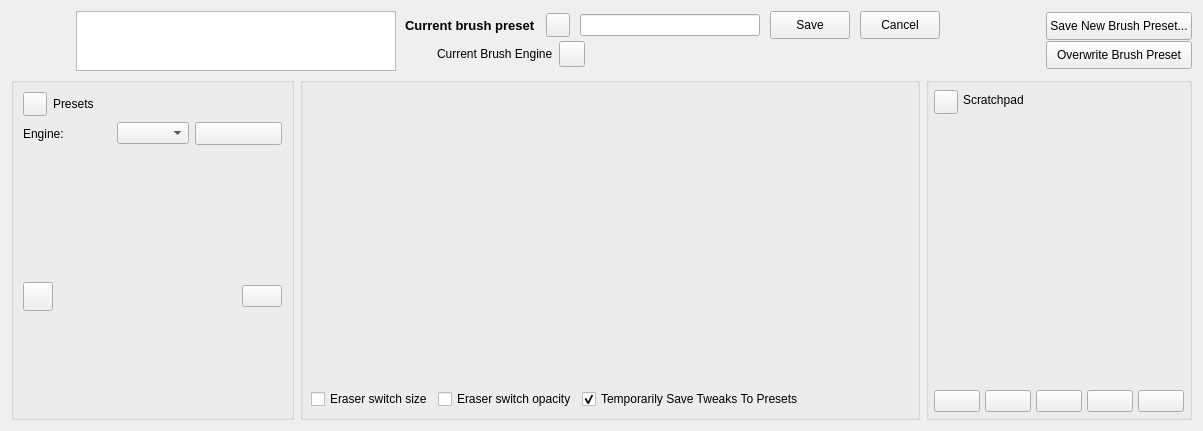
Qt form libs/ui/forms/wdgpaintopsettings.ui (KDE/krita) before a commit.
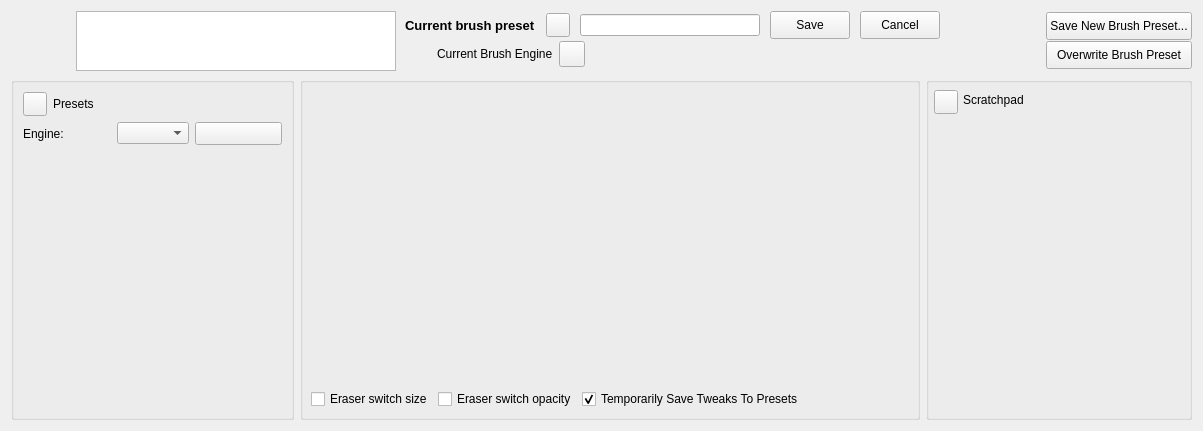
The same form after that commit. Custom widgets are drawn as their Qt base class.

Commit message: Update various icon buttons to be flat

What changed in the file:
```diff
--- a/libs/ui/forms/wdgpaintopsettings.ui
+++ b/libs/ui/forms/wdgpaintopsettings.ui
@@ -513,6 +513,9 @@
             <height>22</height>
            </size>
           </property>
+          <property name="autoRaise">
+           <bool>true</bool>
+          </property>
          </widget>
         </item>
         <item>
@@ -555,7 +558,7 @@
            <bool>false</bool>
           </property>
           <property name="flat">
-           <bool>false</bool>
+           <bool>true</bool>
           </property>
          </widget>
         </item>
@@ -860,6 +863,9 @@
           <property name="text">
            <string/>
           </property>
+          <property name="flat">
+           <bool>true</bool>
+          </property>
          </widget>
         </item>
         <item>
@@ -870,6 +876,9 @@
           <property name="text">
            <string/>
           </property>
+          <property name="flat">
+           <bool>true</bool>
+          </property>
          </widget>
         </item>
         <item>
@@ -880,6 +889,9 @@
           <property name="text">
            <string/>
           </property>
+          <property name="flat">
+           <bool>true</bool>
+          </property>
          </widget>
         </item>
         <item>
@@ -890,6 +902,9 @@
           <property name="text">
            <string/>
           </property>
+          <property name="flat">
+           <bool>true</bool>
+          </property>
          </widget>
         </item>
         <item>
@@ -900,6 +915,9 @@
           <property name="text">
            <string/>
           </property>
+          <property name="flat">
+           <bool>true</bool>
+          </property>
          </widget>
         </item>
        </layout>
```
Left out of the diff: 10 changed lines with no effect on the pictures. The commit also changes 24 other files.
